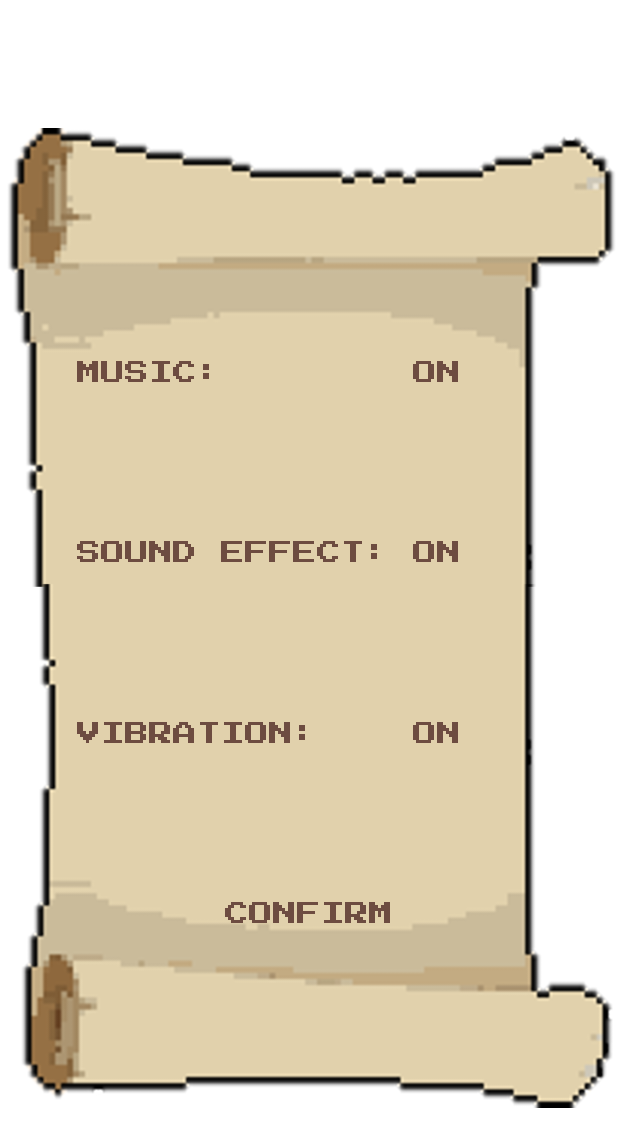
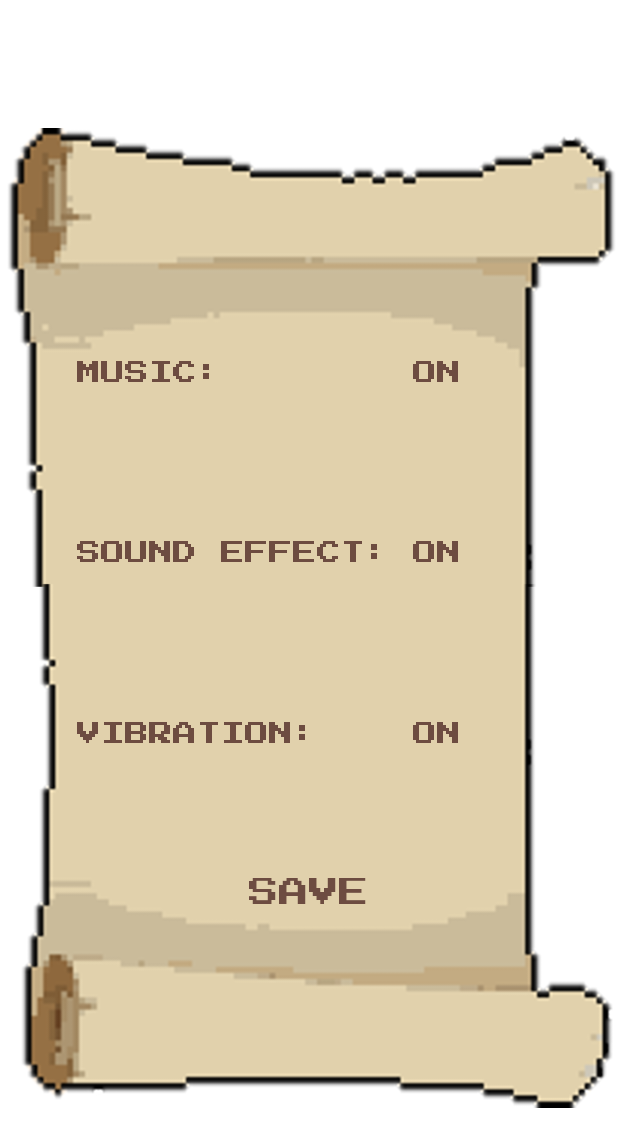
Before and after one commit to faunya/DragonDungeonDice, an Android app: the layout activity_settings.xml on its own in the app's theme, with its tools: preview values and no code run, on a phone screen of 412 x 824 dp. Shown: the top 1147 px of the screen. Run offline under Robolectric (Android 15) with nearby library versions, the phone set to English and light mode, and no system bars.

Commit message:
implemented settings activity

```diff
--- a/app/src/main/res/layout/activity_settings.xml
+++ b/app/src/main/res/layout/activity_settings.xml
@@ -12,7 +12,7 @@
         android:layout_height="wrap_content"
         app:layout_constraintBottom_toBottomOf="parent"
         app:layout_constraintEnd_toEndOf="parent"
-        app:layout_constraintHorizontal_bias="0.0"
+        app:layout_constraintHorizontal_bias="1.0"
         app:layout_constraintStart_toStartOf="parent"
         app:layout_constraintTop_toTopOf="parent"
         app:layout_constraintVertical_bias="0.0"
@@ -69,6 +69,9 @@
         android:layout_height="wrap_content"
         android:layout_marginStart="16dp"
         android:fontFamily="@font/press_start_2p"
+        android:minWidth="48dp"
+        android:minHeight="48dp"
+        android:onClick="setSoundEffect"
         android:text="@string/on"
         android:textColor="#6D4C41"
         android:textSize="16sp"
@@ -81,6 +84,9 @@
         android:layout_height="wrap_content"
         android:layout_marginStart="16dp"
         android:fontFamily="@font/press_start_2p"
+        android:minWidth="48dp"
+        android:minHeight="48dp"
+        android:onClick="setMusic"
         android:text="@string/on"
         android:textColor="#6D4C41"
         android:textSize="16sp"
@@ -93,6 +99,9 @@
         android:layout_height="wrap_content"
         android:layout_marginStart="16dp"
         android:fontFamily="@font/press_start_2p"
+        android:minWidth="48dp"
+        android:minHeight="48dp"
+        android:onClick="setVibration"
         android:text="@string/on"
         android:textColor="#6D4C41"
         android:textSize="16sp"
@@ -100,17 +109,19 @@
         app:layout_constraintTop_toTopOf="@+id/settings_vibration" />
 
     <TextView
-        android:id="@+id/settings_confirm"
+        android:id="@+id/settings_save"
         android:layout_width="wrap_content"
         android:layout_height="wrap_content"
         android:fontFamily="@font/press_start_2p"
-        android:text="@string/confirm"
+        android:minHeight="48dp"
+        android:onClick="saveData"
+        android:text="@string/save"
         android:textColor="#6D4C41"
-        android:textSize="16sp"
+        android:textSize="20sp"
         app:layout_constraintBottom_toBottomOf="parent"
         app:layout_constraintEnd_toEndOf="parent"
         app:layout_constraintStart_toStartOf="parent"
-        app:layout_constraintTop_toTopOf="parent"
-        app:layout_constraintVertical_bias="0.75" />
+        app:layout_constraintTop_toBottomOf="@+id/settings_vibration"
+        app:layout_constraintVertical_bias="0.3" />
 
 </androidx.constraintlayout.widget.ConstraintLayout>
--- a/app/src/main/res/values/strings.xml
+++ b/app/src/main/res/values/strings.xml
@@ -7,8 +7,9 @@
     <string name="menu">menu</string>
     <string name="start_rolling">TAP OR SHAKE TO START</string>
     <string name="on">ON</string>
+    <string name="off">OFF</string>
     <string name="sound_effect">SOUND EFFECT:</string>
     <string name="vibration">VIBRATION:</string>
-    <string name="confirm">CONFIRM</string>
+    <string name="save">SAVE</string>
     <string name="music">MUSIC:</string>
 </resources>
```
Also changed, not shown: app/src/main/java/edu/neu/madcourse/team20_finalproject/MainActivity.java (+17 -4 lines), app/src/main/java/edu/neu/madcourse/team20_finalproject/Settings.java (+82 -0 lines), app/src/main/java/edu/neu/madcourse/team20_finalproject/perfomance/Sound.java (+5 -2 lines).
